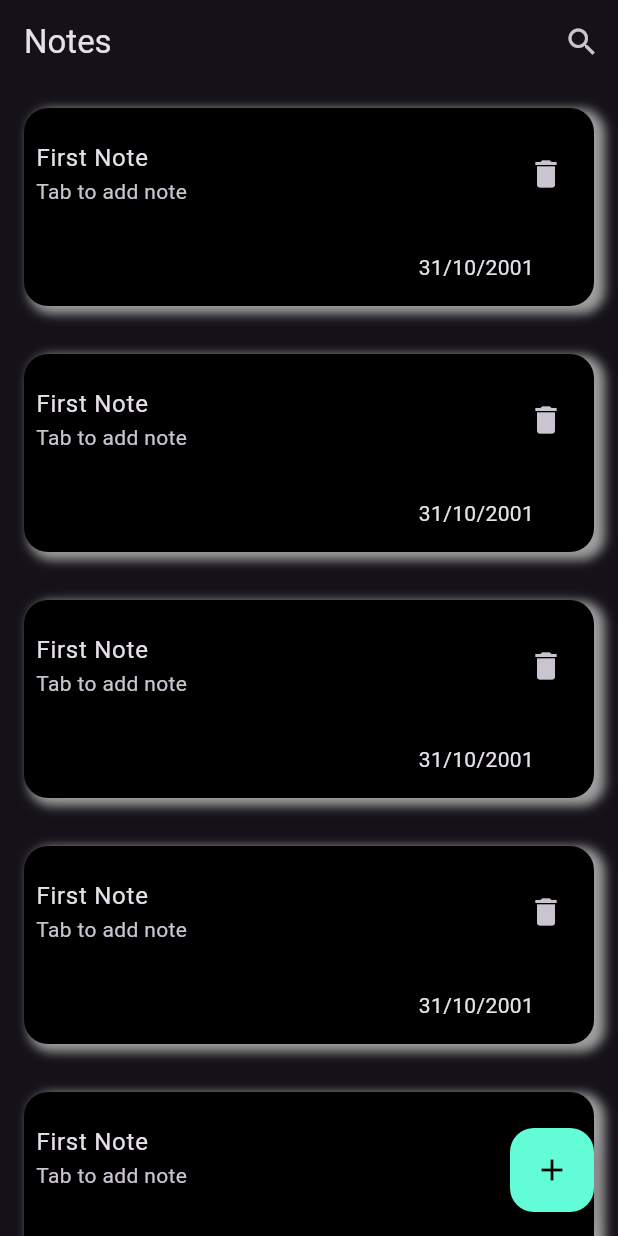
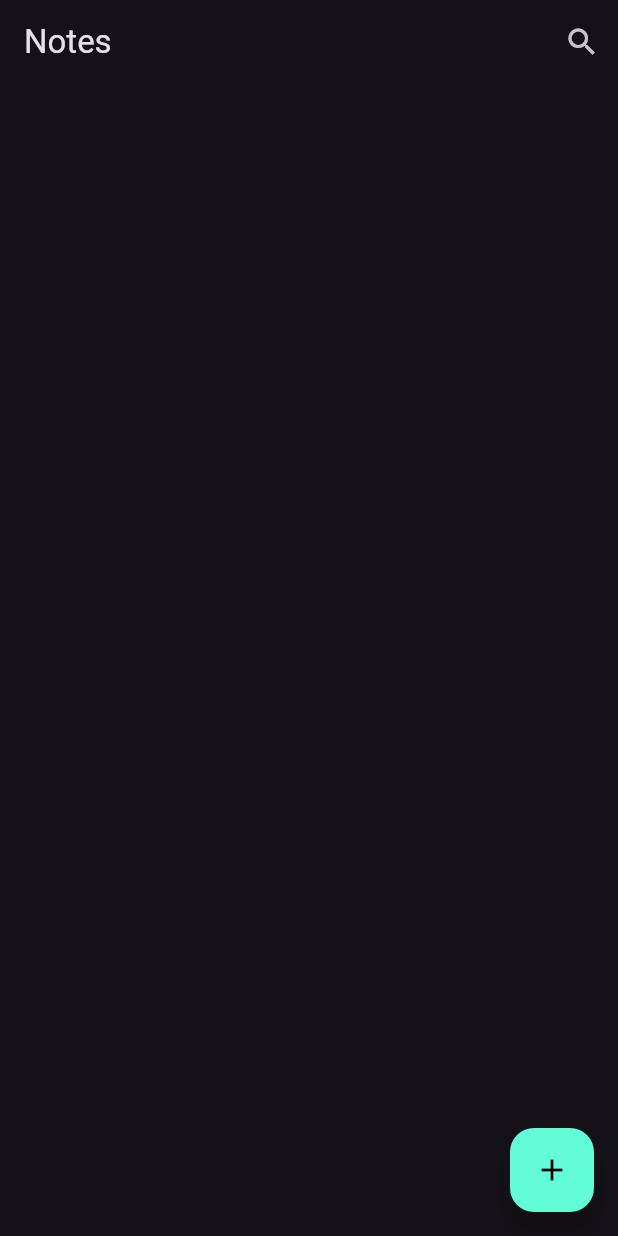
Before and after one commit to mohamed-abdallah-mouse/NotesApp, a Flutter app: the screen it shows after launch, on a phone screen of 412 x 824 dp. Run offline on Flutter 3.47's test engine with Material 3 defaults, Android fonts, the phone set to English and light mode, and no system bars; our stand-ins replace bloc, flutter_bloc, hive, hive_flutter; accounts and stored records are empty.

Commit message:
read note

```diff
--- a/lib/cubits/notes_cubit/notes_cubit.dart
+++ b/lib/cubits/notes_cubit/notes_cubit.dart
@@ -1,8 +1,17 @@
 import 'package:bloc/bloc.dart';
+import 'package:hive_flutter/adapters.dart';
 import 'package:meta/meta.dart';
+import 'package:notes_app/constants.dart';
+import 'package:notes_app/models/note_model/note_model.dart';
 
 part 'notes_state.dart';
 
 class NotesCubit extends Cubit<NotesState> {
   NotesCubit() : super(NotesInitial());
+  List<NoteModel> getNote() {
+    var notebox = Hive.box<NoteModel>(kNoteBox);
+    List<NoteModel> note = notebox.values.toList();
+    emit(NotesSuccess());
+    return note;
+  }
 }
--- a/lib/cubits/notes_cubit/notes_state.dart
+++ b/lib/cubits/notes_cubit/notes_state.dart
@@ -4,3 +4,5 @@ part of 'notes_cubit.dart';
 sealed class NotesState {}
 
 final class NotesInitial extends NotesState {}
+
+final class NotesSuccess extends NotesState {}
--- a/lib/main.dart
+++ b/lib/main.dart
@@ -3,6 +3,7 @@ import 'package:flutter_bloc/flutter_bloc.dart';
 import 'package:hive_flutter/adapters.dart';
 import 'package:notes_app/constants.dart';
 import 'package:notes_app/cubits/add_note_cubit/add_note_cubit.dart';
+import 'package:notes_app/cubits/notes_cubit/notes_cubit.dart';
 import 'package:notes_app/models/note_model/note_model.dart';
 import 'package:notes_app/views/home_views.dart';
 
@@ -21,6 +22,7 @@ class NotesApp extends StatelessWidget {
     return MultiBlocProvider(
       providers: [
         BlocProvider<AddNoteCubit>(create: (context) => AddNoteCubit()),
+        BlocProvider<NotesCubit>(create: (context) => NotesCubit()),
       ],
       child: MaterialApp(
         debugShowCheckedModeBanner: false,
--- a/lib/views/home_views.dart
+++ b/lib/views/home_views.dart
@@ -1,5 +1,7 @@
 import 'package:flutter/material.dart';
+import 'package:flutter_bloc/flutter_bloc.dart';
 import 'package:notes_app/constants.dart';
+import 'package:notes_app/cubits/notes_cubit/notes_cubit.dart';
 import 'package:notes_app/views/widgets/model_sheet_button_item.dart';
 import 'package:notes_app/views/widgets/notes_item.dart';
 
@@ -13,10 +15,19 @@ class HomeVies extends StatelessWidget {
         title: Text('Notes'),
         actions: [IconButton(onPressed: () {}, icon: Icon(Icons.search))],
       ),
-      body: ListView.builder(
-        itemCount: 10,
-        itemBuilder: (context, index) {
-          return NotesItem();
+      body: BlocBuilder<NotesCubit, NotesState>(
+        builder: (context, state) {
+          var note = BlocProvider.of<NotesCubit>(context).getNote();
+          return ListView.builder(
+            itemCount: note.length,
+            itemBuilder: (context, index) {
+              return NotesItem(
+                title: note[index].title,
+                subtitle: note[index].content,
+                date: note[index].data,
+              );
+            },
+          );
         },
       ),
       floatingActionButton: FloatingActionButton(
--- a/lib/views/widgets/add_form_model_sheet_item.dart
+++ b/lib/views/widgets/add_form_model_sheet_item.dart
@@ -45,7 +45,7 @@ class _AddFormModelSheetItemState extends State<AddFormModelSheetItem> {
             onPressed: () {
               if (formKey.currentState!.validate()) {
                 final String date =
-                    ' ${DateTime.now().hour}:${DateTime.now().day}:${DateTime.now().year}';
+                    ' ${DateTime.now().day}:${DateTime.now().month}:${DateTime.now().year}';
                 NoteModel note = NoteModel(
                   title: title!,
                   content: content!,
--- a/lib/views/widgets/notes_item.dart
+++ b/lib/views/widgets/notes_item.dart
@@ -2,8 +2,13 @@ import 'package:flutter/material.dart';
 import 'package:notes_app/views/edit_notes.dart';
 
 class NotesItem extends StatelessWidget {
-  const NotesItem({super.key});
-
+  const NotesItem({
+    super.key,
+    required this.title,
+    required this.subtitle,
+    required this.date,
+  });
+  final String title, subtitle, date;
   @override
   Widget build(BuildContext context) {
     return Padding(
@@ -37,8 +42,8 @@ class NotesItem extends StatelessWidget {
             children: [
               ListTile(
                 contentPadding: EdgeInsets.all(8),
-                title: Text('First Note'),
-                subtitle: Text('Tab to add note'),
+                title: Text(title),
+                subtitle: Text(subtitle),
                 trailing: IconButton(
                   onPressed: () {},
                   icon: Icon(Icons.delete),
@@ -46,7 +51,7 @@ class NotesItem extends StatelessWidget {
               ),
               Padding(
                 padding: const EdgeInsets.only(right: 40, top: 8, bottom: 16),
-                child: Text('31/10/2001'),
+                child: Text('$date'),
               ),
             ],
           ),
```
